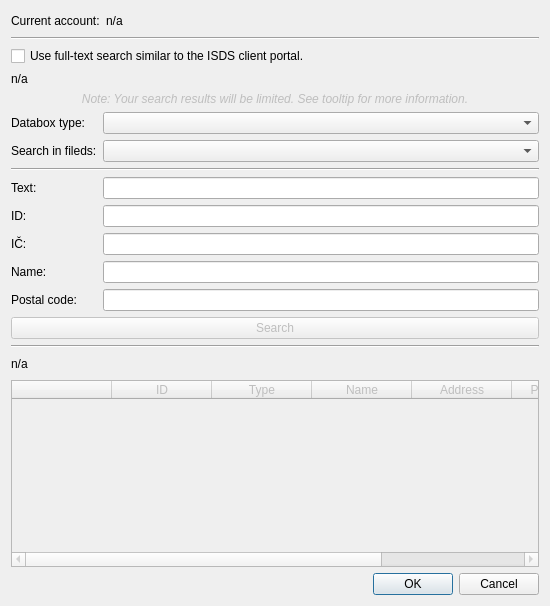
This is src/gui/ui/dlg_ds_search.ui in psakar/datovka as Qt 5 draws it before an edit. The edited form follows.
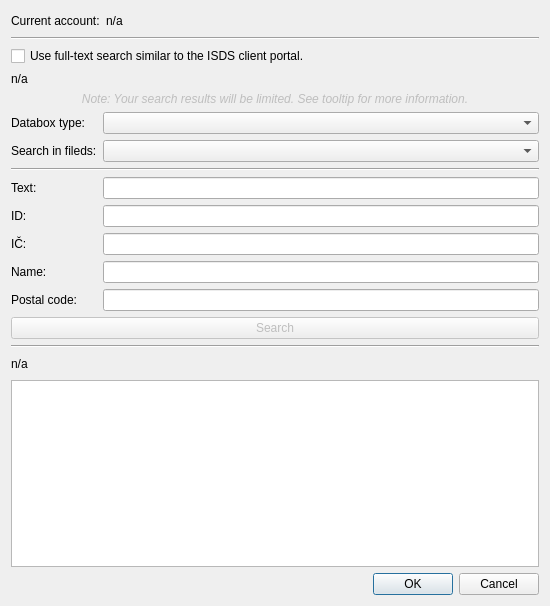
This is the edited form. Icons and pictures are not drawn. Custom widgets are drawn as their Qt base class.

Commit message: Replaced contactTableWidget with contactTableView in DlgDsSearch.

What changed in the file:
```diff
--- a/src/gui/ui/dlg_ds_search.ui
+++ b/src/gui/ui/dlg_ds_search.ui
@@ -229,19 +229,10 @@
     </layout>
    </item>
    <item>
-    <widget class="LoweredTableWidget" name="contactTableWidget">
-     <property name="enabled">
-      <bool>false</bool>
-     </property>
-     <property name="selectionBehavior">
-      <enum>QAbstractItemView::SelectRows</enum>
-     </property>
+    <widget class="LoweredTableView" name="contactTableView">
      <property name="showGrid">
       <bool>false</bool>
      </property>
-     <property name="sortingEnabled">
-      <bool>true</bool>
-     </property>
      <property name="wordWrap">
       <bool>false</bool>
      </property>
@@ -257,41 +248,6 @@
      <attribute name="verticalHeaderHighlightSections">
       <bool>false</bool>
      </attribute>
-     <column>
-      <property name="text">
-       <string/>
-      </property>
-     </column>
-     <column>
-      <property name="text">
-       <string>ID</string>
-      </property>
-     </column>
-     <column>
-      <property name="text">
-       <string>Type</string>
-      </property>
-     </column>
-     <column>
-      <property name="text">
-       <string>Name</string>
-      </property>
-     </column>
-     <column>
-      <property name="text">
-       <string>Address</string>
-      </property>
-     </column>
-     <column>
-      <property name="text">
-       <string>Postal code</string>
-      </property>
-     </column>
-     <column>
-      <property name="text">
-       <string>PDZ</string>
-      </property>
-     </column>
     </widget>
    </item>
    <item>
@@ -308,9 +264,9 @@
  </widget>
  <customwidgets>
   <customwidget>
-   <class>LoweredTableWidget</class>
-   <extends>QTableWidget</extends>
-   <header>lowered_table_widget.h</header>
+   <class>LoweredTableView</class>
+   <extends>QTableView</extends>
+   <header>lowered_table_view.h</header>
   </customwidget>
  </customwidgets>
  <resources>
```
The commit also changes 2 other files.
